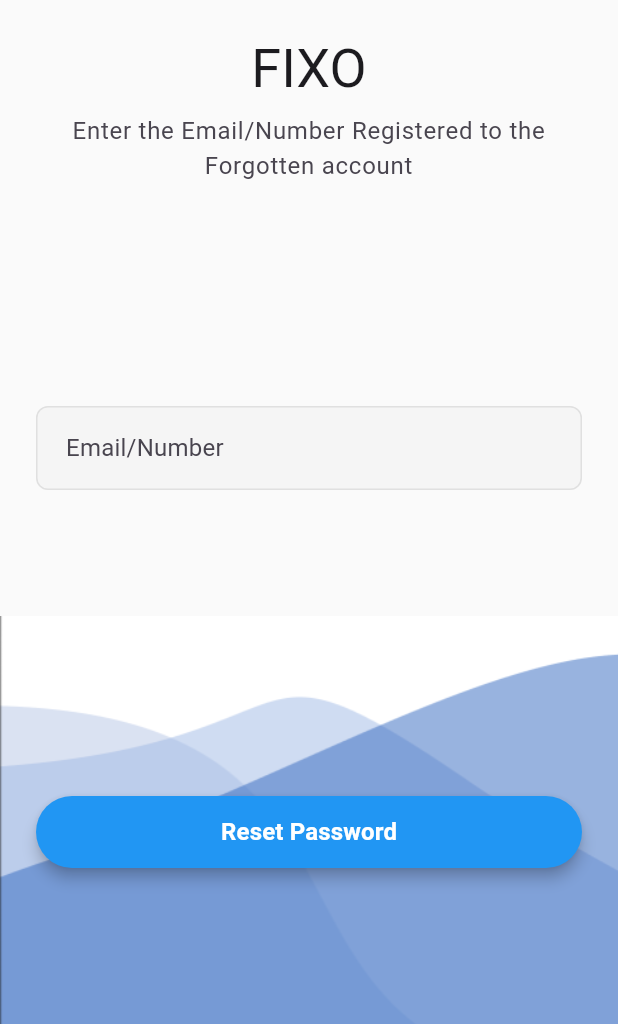
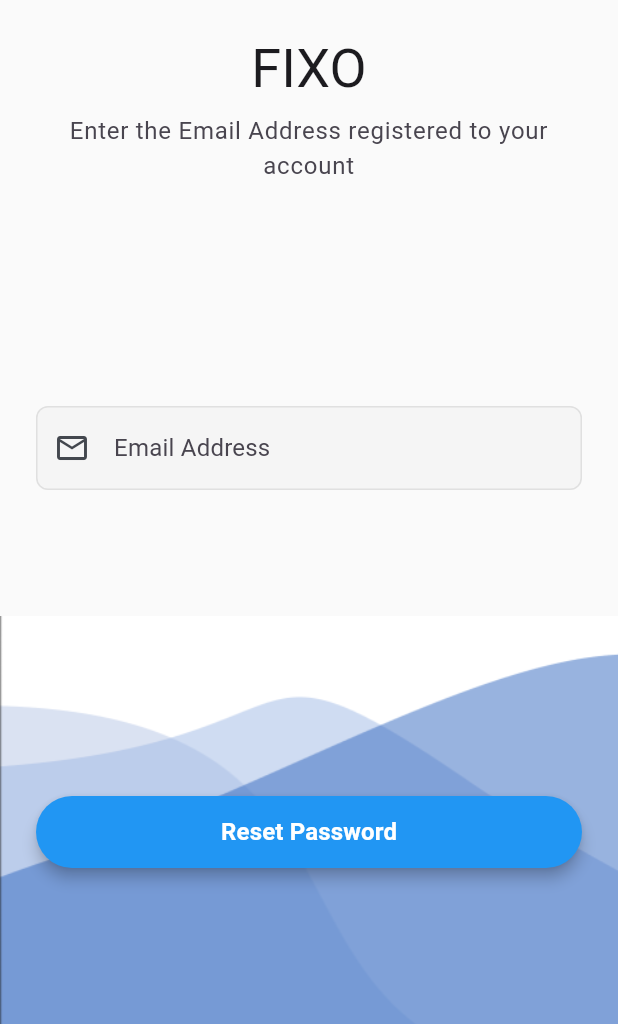
Before and after one commit to Fixo-NZ/tradie, a Flutter app: the screen it shows after launch, after a tap on "Forgot Password?", on a phone screen of 412 x 824 dp, the part 212-1236 px from its top. Run offline on Flutter 3.47's test engine with Material 3 defaults, Android fonts, the phone set to English and light mode, and no system bars; our stand-ins replace dio, flutter_riverpod, flutter_secure_storage, go_router.

Commit message:
fixed password reset along with splash screen and layout

```diff
--- a/lib/features/auth/viewmodels/auth_viewmodel.dart
+++ b/lib/features/auth/viewmodels/auth_viewmodel.dart
@@ -53,17 +53,25 @@ class AuthViewModel extends StateNotifier<AuthState> {
     _checkAuthStatus(); // This will run on app start
   }
 
-  // This will change status from initializing -> authenticated/unauthenticated
+  // --- THIS IS THE FIX ---
+  // We force this to take at least 2 seconds so the animation can play.
   Future<void> _checkAuthStatus() async {
-    final isLoggedIn = await _authRepository.isLoggedIn();
+    // Run both the check AND the timer at the same time
+    final results = await Future.wait([
+      _authRepository.isLoggedIn(),            // Task 1: Check token (Fast)
+      Future.delayed(const Duration(seconds: 2)), // Task 2: Wait 2 secs (Slow)
+    ]);
+
+    // results[0] holds the boolean from _authRepository.isLoggedIn()
+    final isLoggedIn = results[0] as bool;
+
     if (isLoggedIn) {
-      // In a real app, you'd fetch the user data here.
-      // For now, just set as authenticated.
       state = state.copyWith(status: AppStatus.authenticated);
     } else {
       state = state.copyWith(status: AppStatus.unauthenticated);
     }
   }
+  // --- END OF FIX ---
 
   Future<bool> login(String email, String password) async {
     state = state.copyWith(isLoading: true, error: null, fieldErrors: null);
--- a/lib/features/auth/views/login_screen.dart
+++ b/lib/features/auth/views/login_screen.dart
@@ -46,15 +46,11 @@ class _LoginScreenState extends ConsumerState<LoginScreen> {
     final authState = ref.watch(authViewModelProvider);
     final authViewModel = ref.read(authViewModelProvider.notifier);
 
-    // --- FIX IS HERE ---
     ref.listen<AuthState>(authViewModelProvider, (previous, next) {
-      // OLD: if (next.isAuthenticated)
-      // NEW: Check the status enum
       if (next.status == AppStatus.authenticated) {
         context.go('/dashboard');
       }
     });
-    // --- END OF FIX ---
 
     final generalError = authState.error != null &&
         (authState.fieldErrors == null || authState.fieldErrors!.isEmpty);
@@ -78,8 +74,10 @@ class _LoginScreenState extends ConsumerState<LoginScreen> {
             key: _formKey,
             child: Column(
               children: [
-                // --- Top Section ---
-                SingleChildScrollView(
+                // --- Top Section (1/3 of screen) ---
+                Expanded(
+                  flex: 1,
+                  child: SingleChildScrollView(
                     child: Column(
                       mainAxisAlignment: MainAxisAlignment.center,
                       children: [
@@ -105,8 +103,9 @@ class _LoginScreenState extends ConsumerState<LoginScreen> {
                       ],
                     ),
                   ),
+                ),
 
-                // --- Middle Section (Text Fields) ---
+                // --- Middle Section (1/3 of screen) ---
                 Expanded(
                   flex: 1,
                   child: SingleChildScrollView(
@@ -114,7 +113,8 @@ class _LoginScreenState extends ConsumerState<LoginScreen> {
                       padding: const EdgeInsets.symmetric(
                           horizontal: AppDimensions.paddingLarge),
                       child: Column(
-                        mainAxisAlignment: MainAxisAlignment.start,
+                        // Align to center to match the ResetPassword layout
+                        mainAxisAlignment: MainAxisAlignment.center,
                         children: [
                           const SizedBox(height: 10),
                           TextFormField(
@@ -196,10 +196,13 @@ class _LoginScreenState extends ConsumerState<LoginScreen> {
                   ),
                 ),
 
-                // --- Bottom Section (Button) ---
-                Center(
+                // --- Bottom Section (1/3 of screen) ---
+                Expanded(
+                  flex: 1,
+                  child: Center(
                     child: Padding(
-                    padding: const EdgeInsets.all(AppDimensions.paddingLarge),
+                      padding: const EdgeInsets.symmetric(
+                          horizontal: AppDimensions.paddingLarge),
                       child: SizedBox(
                         width: double.infinity,
                         height: AppDimensions.buttonHeight,
@@ -240,6 +243,7 @@ class _LoginScreenState extends ConsumerState<LoginScreen> {
                       ),
                     ),
                   ),
+                ),
               ],
             ),
           ),
--- a/lib/features/auth/views/reset_password_screen.dart
+++ b/lib/features/auth/views/reset_password_screen.dart
@@ -78,15 +78,17 @@ class __EnterEmailViewState extends ConsumerState<_EnterEmailView> {
     }
   }
 
-  String? _validateEmailOrPhone(String? value) {
+  // --- UPDATED: Email Only Validator ---
+  String? _validateEmailOnly(String? value) {
     if (value == null || value.isEmpty) {
-      return "Please enter your Email/Number";
+      return "Please enter your Email Address";
     }
     final input = value.trim();
-    final phoneRegex = RegExp(r'^\d{11}$');
+    // Standard email regex
     final emailRegex = RegExp(r'^[\w-\.]+@([\w-]+\.)+[\w-]{2,4}$');
-    if (!phoneRegex.hasMatch(input) && !emailRegex.hasMatch(input)) {
-      return "Enter a valid Email or 11-digit Phone Number";
+
+    if (!emailRegex.hasMatch(input)) {
+      return "Please enter a valid Email Address";
     }
     return null;
   }
@@ -118,12 +120,10 @@ class __EnterEmailViewState extends ConsumerState<_EnterEmailView> {
               children: [
                 Expanded(
                   flex: 1,
-                  // --- FIX: Added SingleChildScrollView ---
                   child: SingleChildScrollView(
                     child: Column(
                       mainAxisAlignment: MainAxisAlignment.center,
                       children: [
-                        // Adding padding in case it's at the very top
                         const SizedBox(height: 10),
                         Image.asset("assets/logo.png", height: 75),
                         const SizedBox(height: 20),
@@ -132,13 +132,13 @@ class __EnterEmailViewState extends ConsumerState<_EnterEmailView> {
                         Padding(
                           padding: const EdgeInsets.symmetric(horizontal: 20),
                           child: Text(
-                            "Enter the Email/Number Registered to the Forgotten account",
+                            // --- UPDATED TEXT ---
+                            "Enter the Email Address registered to your account",
                             textAlign: TextAlign.center,
                             style: AppTextStyles.bodyLarge
                                 .copyWith(color: AppColors.onSurfaceVariant),
                           ),
                         ),
-                        // Adding padding in case it's at the very bottom
                         const SizedBox(height: 10),
                       ],
                     ),
@@ -154,14 +154,17 @@ class __EnterEmailViewState extends ConsumerState<_EnterEmailView> {
                       children: [
                         TextFormField(
                           controller: _emailController,
+                          // --- UPDATED KEYBOARD & DECORATION ---
+                          keyboardType: TextInputType.emailAddress,
                           decoration: InputDecoration(
-                            labelText: "Email/Number",
-                            hintText: "example@email.com / 09123456789",
+                            labelText: "Email Address",
+                            hintText: "example@email.com",
                             border: OutlineInputBorder(
                               borderRadius: BorderRadius.circular(8),
                             ),
+                            prefixIcon: const Icon(Icons.email_outlined),
                           ),
-                          validator: _validateEmailOrPhone,
+                          validator: _validateEmailOnly,
                         ),
                       ],
                     ),
--- a/lib/features/auth/views/splash_screen.dart
+++ b/lib/features/auth/views/splash_screen.dart
@@ -3,8 +3,37 @@ import '../../../core/theme/app_colors.dart';
 import '../../../core/theme/app_dimensions.dart';
 import '../../../core/theme/app_text_styles.dart';
 
-class SplashScreen extends StatelessWidget {
+class SplashScreen extends StatefulWidget {
   const SplashScreen({super.key});
+
+  @override
+  State<SplashScreen> createState() => _SplashScreenState();
+}
+
+class _SplashScreenState extends State<SplashScreen>
+    with SingleTickerProviderStateMixin {
+  late AnimationController _controller;
+  late Animation<double> _animation;
+
+  @override
+  void initState() {
+    super.initState();
+
+    _controller = AnimationController(
+      duration: const Duration(seconds: 2),
+      vsync: this,
+    );
+
+    _animation = CurvedAnimation(parent: _controller, curve: Curves.easeInOut);
+
+    _controller.forward();
+  }
+
+  @override
+  void dispose() {
+    _controller.dispose();
+    super.dispose();
+  }
 
   @override
   Widget build(BuildContext context) {
@@ -24,6 +53,8 @@ class SplashScreen extends StatelessWidget {
           ),
 
           Center(
+            child: ScaleTransition(
+              scale: _animation,
               child: Column(
                 mainAxisSize: MainAxisSize.min,
                 children: [
@@ -43,6 +74,7 @@ class SplashScreen extends StatelessWidget {
                 ],
               ),
             ),
+          ),
         ],
       ),
     );
```
Also changed, not shown: lib/core/models/tradie_model.dart (+74 -37 lines), lib/core/models/tradie_model.g.dart (deleted), pubspec.lock. Lines whose indentation alone changed are shown as unchanged.
